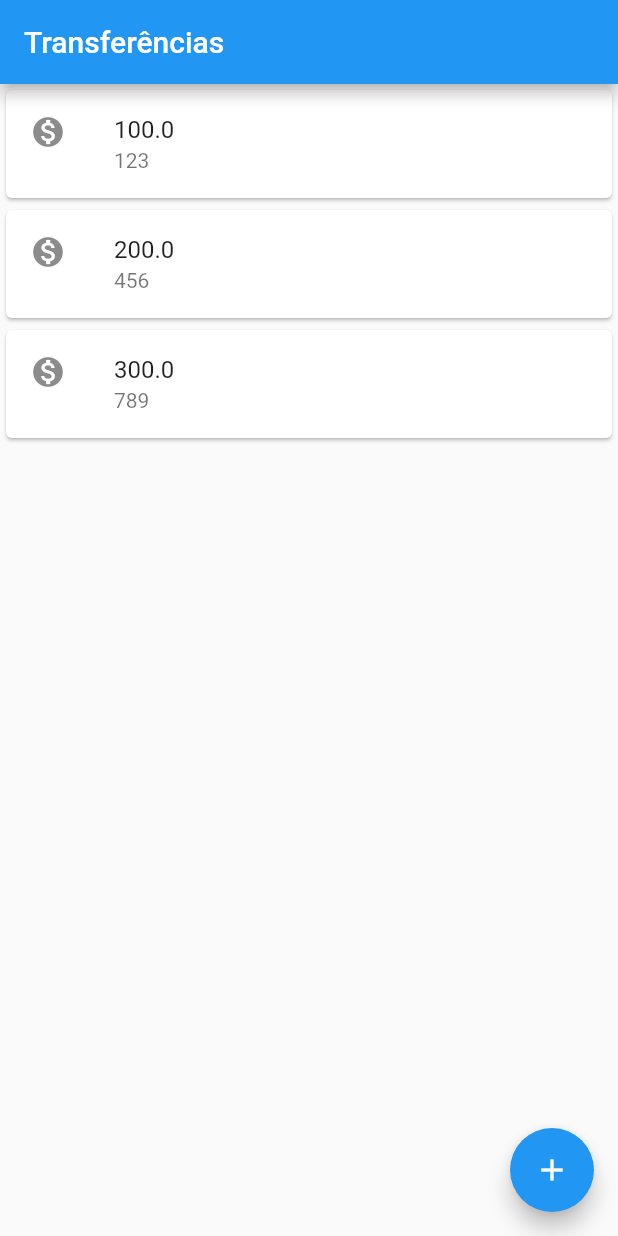
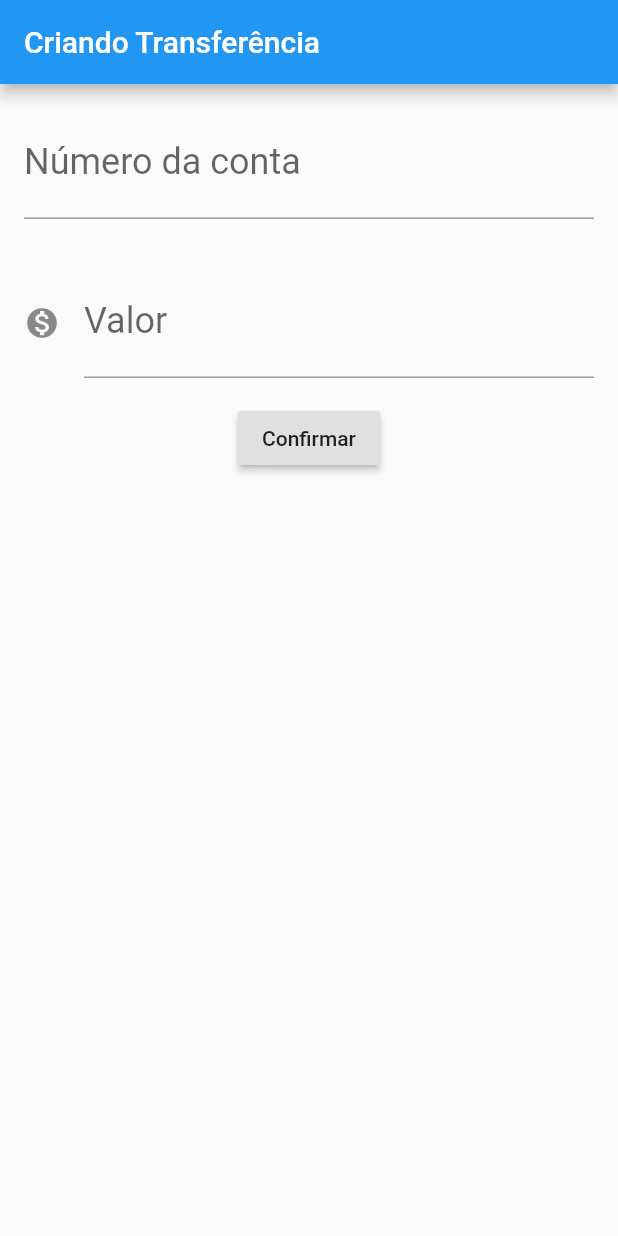
Before and after one commit to diogotorres/flutter-course, a Flutter app: the screen it shows after launch, on a phone screen of 412 x 824 dp. Run offline on Flutter 3.47's test engine with Material 2 defaults, Android fonts, the phone set to English and light mode, and no system bars.

Commit message:
tela de nova transferencia

```diff
--- a/lib/main.dart
+++ b/lib/main.dart
@@ -1,28 +1,96 @@
 import 'package:flutter/material.dart';
 
-void main() {
-  runApp(
-      MaterialApp(
+void main() => runApp(ByteBankApp());
+
+class ByteBankApp extends StatelessWidget {
+  @override
+  Widget build(BuildContext context) {
+    return MaterialApp(
       home: Scaffold(
-          body: ListaTransferencia(),
-          appBar: AppBar(title: Text('Transferências'),),
-          floatingActionButton: FloatingActionButton(
-            child: Icon(Icons.add),
+        body: FormularioTransferencia(),
+      ),
+    );
+  }
+}
+
+class FormularioTransferencia extends StatelessWidget {
+
+  final TextEditingController _controladorCampoNumeroConta = TextEditingController();
+  final TextEditingController _controladorCampoValor = TextEditingController();
+
+
+  @override
+  Widget build(BuildContext context) {
+    return Scaffold(
+      appBar: AppBar(title: Text('Criando Transferência'),),
+        body: Column(
+          children: [
+            Padding(
+              padding: const EdgeInsets.all(16.0),
+              child: TextField(
+                controller: _controladorCampoNumeroConta,
+                style: TextStyle(
+                    fontSize: 24.0
+                ),
+                decoration: InputDecoration(
+                    labelText: 'Número da conta',
+                    hintText: '000'
+                ),
+                keyboardType: TextInputType.number,
               ),
             ),
+            Padding(
+              padding: const EdgeInsets.all(16.0),
+              child: TextField(
+                controller: _controladorCampoValor,
+                style: TextStyle(
+                    fontSize: 24.0
+                ),
+                decoration: InputDecoration(
+                    icon: Icon(Icons.monetization_on),
+                    labelText: 'Valor',
+                    hintText: '0.00'
+                ),
+                keyboardType: TextInputType.number,
+              ),
+            ),
+
+            RaisedButton(
+              onPressed: () {
+                final int numeroConta = int.tryParse(_controladorCampoNumeroConta.text);
+                final double valor = double.tryParse(_controladorCampoValor.text);
+                if (numeroConta != null && valor != null) {
+                  final transferenciaCriada = Transferencia(valor, numeroConta);
+                  debugPrint('$transferenciaCriada');
+                  Scaffold.of(context).showSnackBar(
+                    SnackBar(
+                      content: Text('$transferenciaCriada'))
+                  );
+                }
+              },
+              child: Text('Confirmar'),
+            )
+          ],
         )
     );
+  }
 }
 
 class ListaTransferencia extends StatelessWidget {
   @override
   Widget build(BuildContext context) {
-    return Column(
+    return Scaffold(
+      appBar: AppBar(title: Text('Transferências'),),
+      body: Column(
         children: <Widget>[
           ItemTransferencia(Transferencia(100.0, 123)),
           ItemTransferencia(Transferencia(200.0, 456)),
           ItemTransferencia(Transferencia(300.0, 789)),
         ],
+      ),
+      floatingActionButton: FloatingActionButton(
+        child: Icon(Icons.add),
+      ),
     );
   }
 }
@@ -48,4 +116,9 @@ class Transferencia {
   final double valor;
   final int conta;
   Transferencia(this.valor, this.conta);
+
+  @override
+  String toString() {
+    return 'Transferencia{valor: $valor, conta: $conta}';
   }
+}
```
Also changed, not shown: pubspec.lock, 1 other file. Lines whose indentation alone changed are shown as unchanged.
